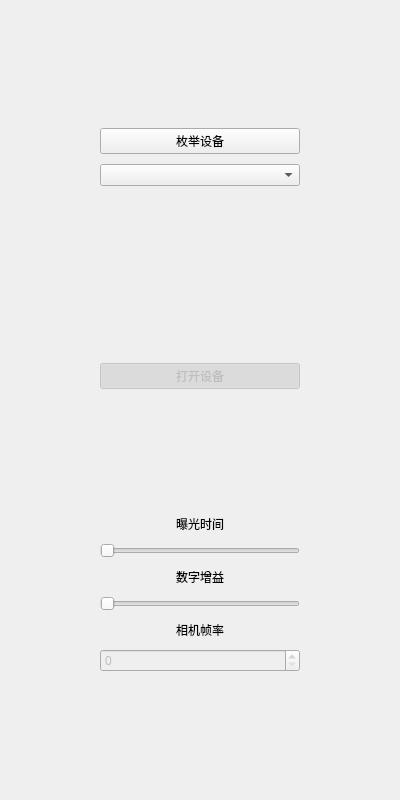
Qt form resource/ui/HikInterface.ui (Rabbits-sys/steroCameraGUI) before a commit.
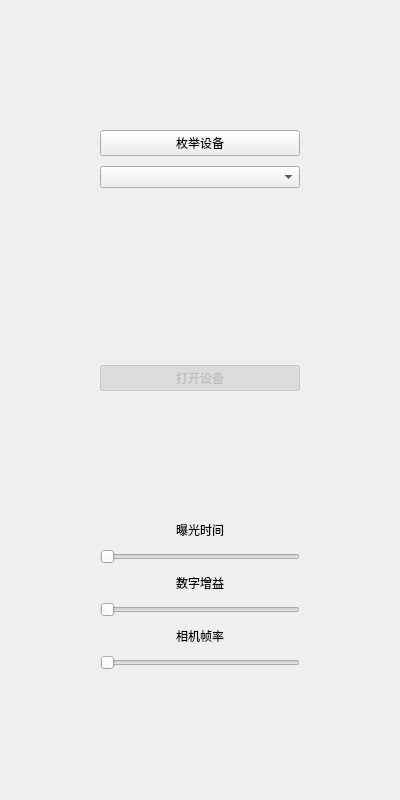
The same form after that commit. Custom widgets are drawn as their Qt base class.

Commit message: Add configuration and driver modules for Hikrobot and Guide interfaces

Diff of the .ui file:
```diff
--- a/resource/ui/HikInterface.ui
+++ b/resource/ui/HikInterface.ui
@@ -55,7 +55,7 @@
        </property>
        <property name="maximumSize">
         <size>
-         <width>16777215</width>
+         <width>200</width>
          <height>16777215</height>
         </size>
        </property>
@@ -65,7 +65,20 @@
       </widget>
      </item>
      <item>
-      <widget class="ComboBox" name="hikEnumComboBox"/>
+      <widget class="ComboBox" name="hikEnumComboBox">
+       <property name="minimumSize">
+        <size>
+         <width>200</width>
+         <height>0</height>
+        </size>
+       </property>
+       <property name="maximumSize">
+        <size>
+         <width>200</width>
+         <height>16777215</height>
+        </size>
+       </property>
+      </widget>
      </item>
      <item>
       <spacer name="hikVerticalSpacer_2">
@@ -187,10 +200,22 @@
       </widget>
      </item>
      <item>
-      <widget class="SpinBox" name="hikFrameRateSpinBox">
+      <widget class="Slider" name="hikFrameRateSlider">
        <property name="enabled">
         <bool>false</bool>
        </property>
+       <property name="minimum">
+        <number>10</number>
+       </property>
+       <property name="maximum">
+        <number>70</number>
+       </property>
+       <property name="singleStep">
+        <number>5</number>
+       </property>
+       <property name="orientation">
+        <enum>Qt::Horizontal</enum>
+       </property>
       </widget>
      </item>
      <item>
@@ -239,11 +264,6 @@
    <extends>QPushButton</extends>
    <header>qfluentwidgets</header>
   </customwidget>
-  <customwidget>
-   <class>SpinBox</class>
-   <extends>QSpinBox</extends>
-   <header>qfluentwidgets</header>
-  </customwidget>
   <customwidget>
    <class>Slider</class>
    <extends>QSlider</extends>
```
The commit also changes 28 other files.
